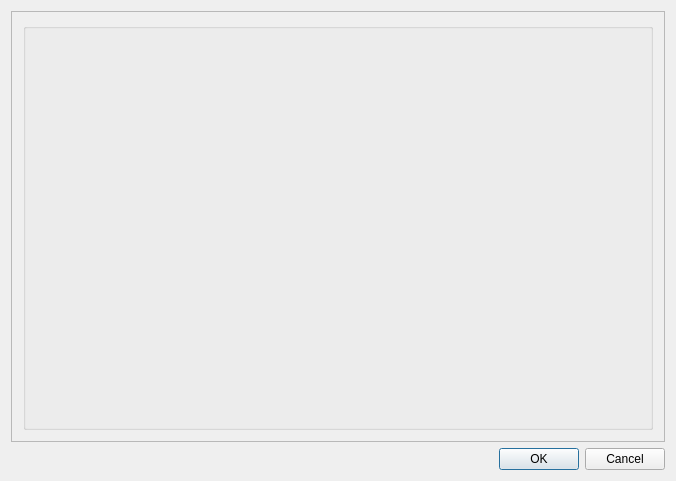
This is src/MatchChooserCamp.ui in wdastru/FantaCalcGui as Qt 5 draws it before an edit. The edited form follows.
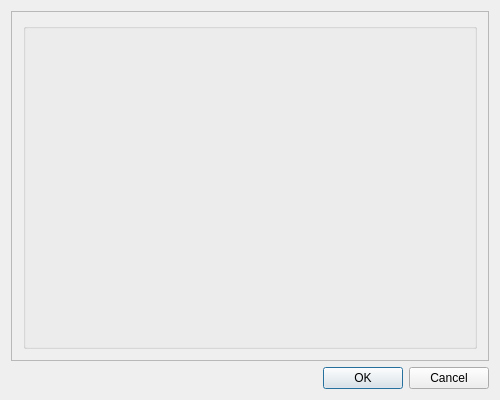
This is the edited form.

Commit message: mod style MatchChooserC....ui

What changed in the file:
```diff
--- a/src/MatchChooserCamp.ui
+++ b/src/MatchChooserCamp.ui
@@ -6,8 +6,8 @@
    <rect>
     <x>0</x>
     <y>0</y>
-    <width>676</width>
-    <height>481</height>
+    <width>500</width>
+    <height>400</height>
    </rect>
   </property>
   <property name="windowTitle">
@@ -24,8 +24,8 @@
        <rect>
         <x>0</x>
         <y>0</y>
-        <width>654</width>
-        <height>420</height>
+        <width>478</width>
+        <height>339</height>
        </rect>
       </property>
       <layout class="QGridLayout" name="gridLayout_2">
```
The commit also changes 4 other files.
